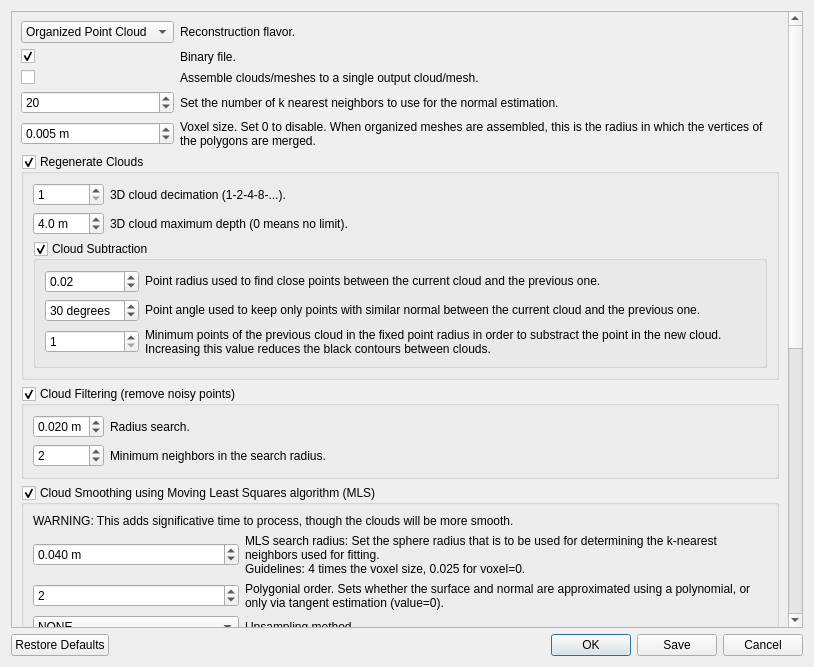
Before: the Qt Designer form guilib/src/ui/exportCloudsDialog.ui in introlab/rtabmap, drawn with Qt 5.
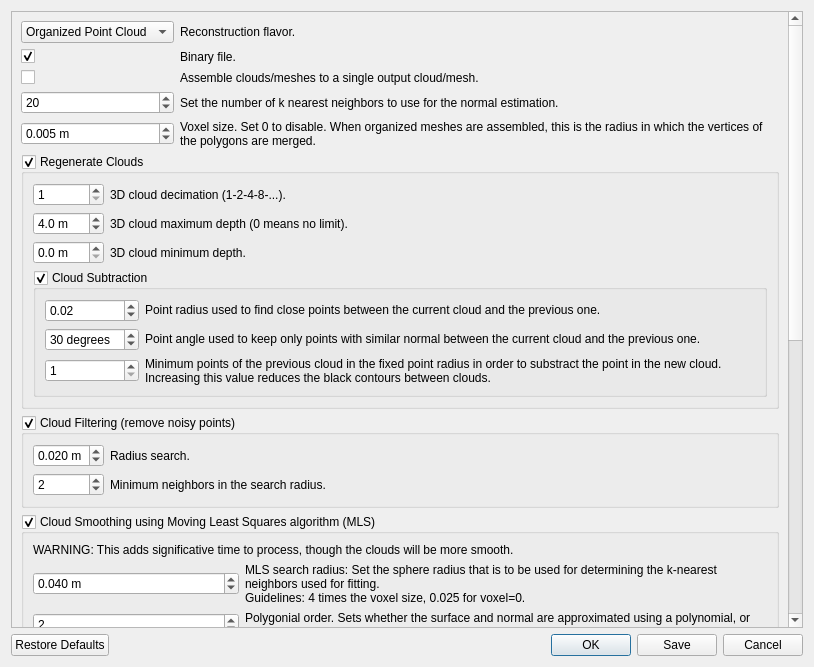
After: the same form once the commit is applied.

Commit message: 0.11.4: API change: added minDepth parameter to cloudFromXXXXX() methods and removed voxel parameter

Diff of the .ui file:
```diff
--- a/guilib/src/ui/exportCloudsDialog.ui
+++ b/guilib/src/ui/exportCloudsDialog.ui
@@ -24,8 +24,8 @@
        <rect>
         <x>0</x>
         <y>0</y>
-        <width>773</width>
-        <height>1394</height>
+        <width>778</width>
+        <height>1318</height>
        </rect>
       </property>
       <layout class="QVBoxLayout" name="verticalLayout_13">
@@ -203,6 +203,35 @@
               </property>
              </widget>
             </item>
+            <item row="2" column="1">
+             <widget class="QLabel" name="label_133">
+              <property name="text">
+               <string>3D cloud minimum depth.</string>
+              </property>
+              <property name="wordWrap">
+               <bool>true</bool>
+              </property>
+             </widget>
+            </item>
+            <item row="2" column="0">
+             <widget class="QDoubleSpinBox" name="doubleSpinBox_minDepth">
+              <property name="suffix">
+               <string> m</string>
+              </property>
+              <property name="decimals">
+               <number>1</number>
+              </property>
+              <property name="maximum">
+               <double>100.000000000000000</double>
+              </property>
+              <property name="singleStep">
+               <double>0.100000000000000</double>
+              </property>
+              <property name="value">
+               <double>0.000000000000000</double>
+              </property>
+             </widget>
+            </item>
            </layout>
           </item>
           <item>
```
The commit also changes 18 other files.
